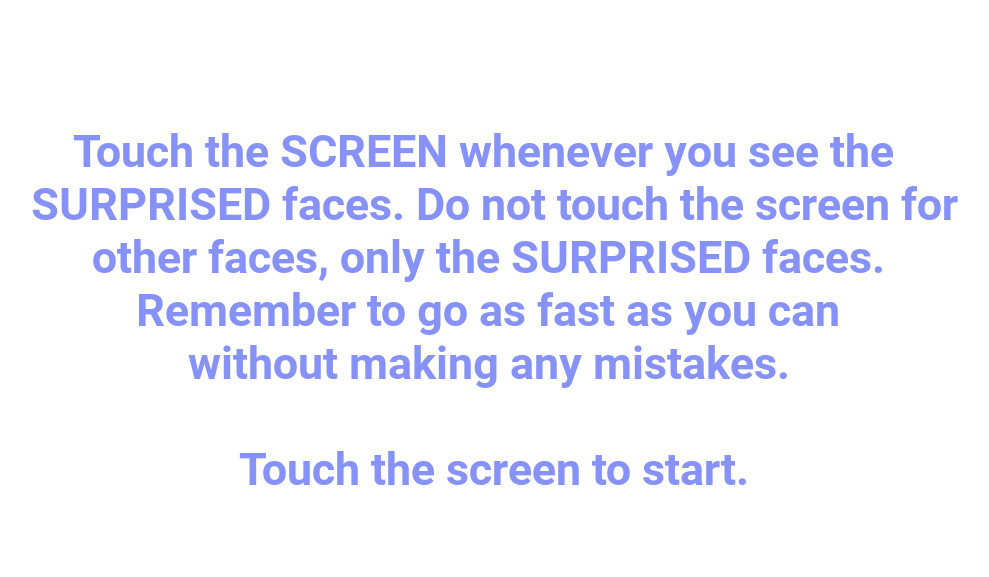
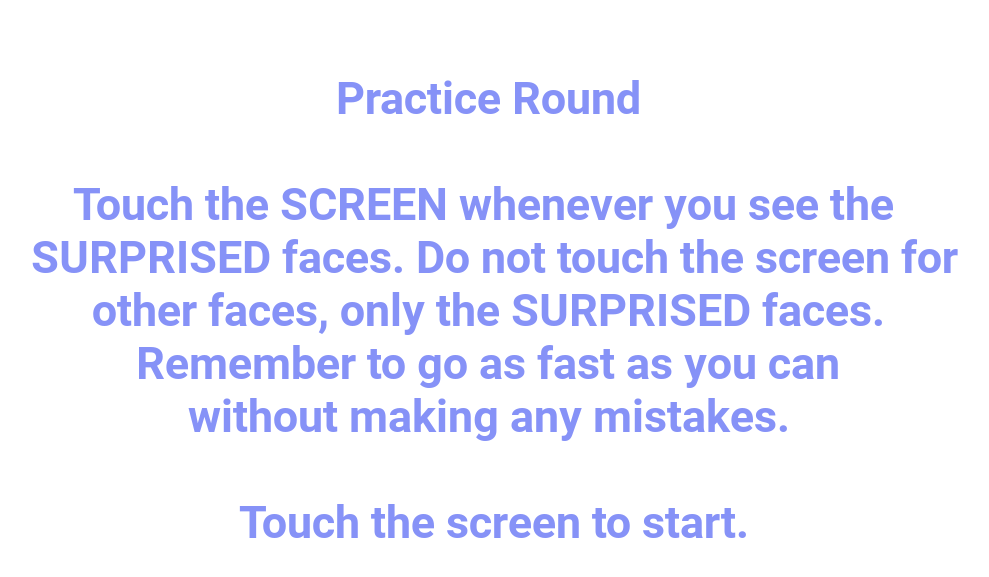
Before and after one commit to ManjuMunikar/Neuropsych-gonogo, an Android app: the InstructionActivity2 screen opened directly, with no data from a screen before it, on a phone screen of 824 x 412 dp (held sideways). Shown: the top 577 px of the screen, without its empty margins (130-1119 px from the left). Run offline under Robolectric (Android 15) with nearby library versions, the light colour scheme and no system bars.

Commit message:
Add second practice session

```diff
--- a/app/src/main/java/com/datagrandeur/gonogo/EndTrialActivity.java
+++ b/app/src/main/java/com/datagrandeur/gonogo/EndTrialActivity.java
@@ -22,11 +22,11 @@ public class EndTrialActivity extends AppCompatActivity {
                 int trialId= Singleton.getInstance().getTrialId();
 
 
-                if(trialId ==9){
+                if(trialId ==10){
                     Intent intent= new Intent(getApplicationContext(),ThankYouActivity.class);
                     startActivity(intent);
 
-                }else if(trialId==1){
+                }else if(trialId==2){
                     trialId++;
                     Singleton.getInstance().setTrialId(trialId);
                     Intent intent= new Intent(getApplicationContext(), GameStartActivity.class);
--- a/app/src/main/java/com/datagrandeur/gonogo/InstructionActivity2.java
+++ b/app/src/main/java/com/datagrandeur/gonogo/InstructionActivity2.java
@@ -29,7 +29,12 @@ public class InstructionActivity2 extends AppCompatActivity {
         if(getGoFaceStringResource(trial)>0) {
             goFace = getString(getGoFaceStringResource(trial));
         }
-        String finalInstruction = String.format(instruction, goFace, goFace);
+
+        String practiceTrialTitle = "";
+        if(trial.getTrialName().equalsIgnoreCase("Practice")){
+            practiceTrialTitle = "Practice Round\n\n";
+        }
+        String finalInstruction = String.format(instruction, practiceTrialTitle, goFace, goFace);
         TextView tvInstruction = findViewById(R.id.tvInstruction2);
         tvInstruction.setText(finalInstruction);
         btnInstructionActivity2.setOnClickListener(new View.OnClickListener() {
--- a/app/src/main/java/com/datagrandeur/gonogo/TrialTracker.java
+++ /dev/null
@@ -1,5 +0,0 @@
-package com.datagrandeur.gonogo;
-
-public class TrialTracker {
-
-}
--- a/app/src/main/java/com/datagrandeur/gonogo/data/DatabaseHelper.java
+++ b/app/src/main/java/com/datagrandeur/gonogo/data/DatabaseHelper.java
@@ -36,8 +36,8 @@ public class DatabaseHelper extends SQLiteOpenHelper {
         db.execSQL(ResponseTable.CREATE);
 
 
-        this.insertTrial(new Trial(1, "Practice1", "practice1", "Surprised", "Neutral", 5, 5), db);
-        this.insertTrial(new Trial(2, "Practice2", "practice2", "Surprised", "Neutral", 5, 5), db);
+        this.insertTrial(new Trial(1, "Practice", "practice1", "Surprised", "Neutral", 5, 5), db);
+        this.insertTrial(new Trial(2, "Practice", "practice2", "Surprised", "Neutral", 5, 5), db);
         this.insertTrial(new Trial(3, "Trial 1", "trial_1", "Happy", "Neutral", 20, 10), db);
         this.insertTrial(new Trial(4, "Trial 2", "trial_2", "Fearful", "Neutral", 20, 10), db);
         this.insertTrial(new Trial(5, "Trial 3", "trial_3", "Sad", "Neutral", 20, 10), db);
--- a/app/src/main/res/layout/activity_instruction2.xml
+++ b/app/src/main/res/layout/activity_instruction2.xml
@@ -29,9 +29,9 @@
             android:layout_height="match_parent"
             android:fontFamily="@font/roboto_bold"
             android:gravity="center"
-            android:textSize="30sp"
             android:text="@string/instruction2"
-            android:textColor="@color/purple" />
+            android:textColor="@color/purple"
+            android:textSize="30sp" />
     </FrameLayout>
 
 
--- a/app/src/main/res/values/strings.xml
+++ b/app/src/main/res/values/strings.xml
@@ -9,13 +9,14 @@
 
     <string name="instruction1">Across the game, the rules on what facial \nexpression or emotion to respond to will \nchange, and an instruction screen\n will tell you the new rules.\n\n
         Touch the screen to see the first instruction\n and start a practice session.
+        \n\n There are two practice session before starting a game.
 
     </string>
     <string name="trial_session">Across the task, the rules on what facial expression or emotion to respond to will change,\n and an instruction screen will tell you the new rules.\n\n
         Touch the screen to see the first instruction and start a trial session.
     </string>
 
-    <string name="instruction2">Touch the SCREEN whenever you see the \n %s faces. Do not touch the screen for\n other faces, only the %s faces. \n
+    <string name="instruction2">%sTouch the SCREEN whenever you see the \n %s faces. Do not touch the screen for\n other faces, only the %s faces. \n
         Remember to go as fast as you can \n       without making any mistakes. \n\n
         Touch the screen to start.</string>
 
```
Also changed, not shown: app/src/main/java/com/datagrandeur/gonogo/utils/LocalUtils.java (+6 -16 lines), 1 other file.
